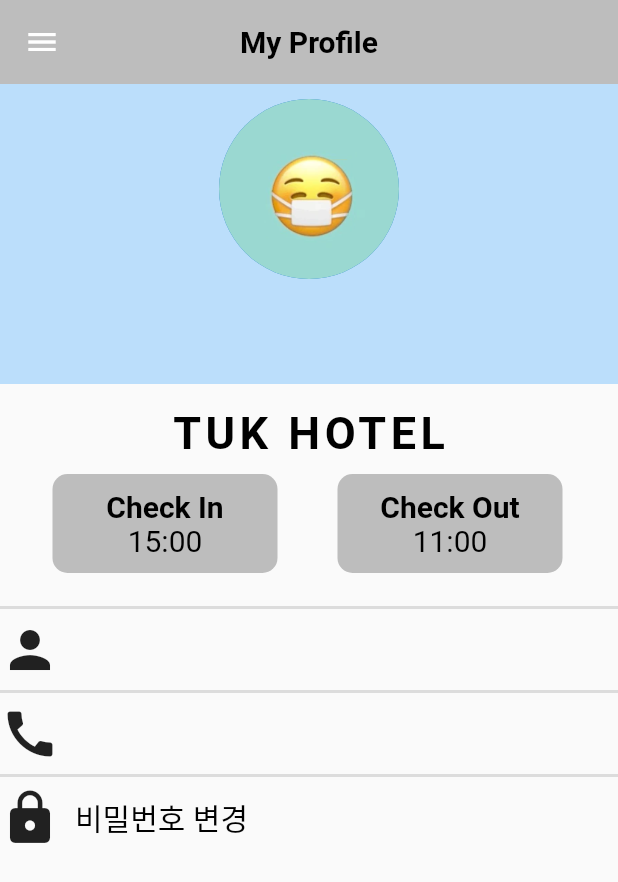
After one commit to hallu0317/Capstone_Design_TUK, a Flutter app: the MyProfile screen opened directly, on a phone screen of 412 x 824 dp. The commit adds this screen. Shown: the top 882 px of the screen. Run offline on Flutter 3.47's test engine with Material 2 defaults, Android fonts, the phone set to English and light mode, and no system bars; our stand-ins replace cloud_firestore, firebase_auth, firebase_core, get, google_sign_in; missing offline and left inert: bootpay_api, bootpay_webview_flutter; accounts and stored records are empty; network calls fail.

Commit message:
if문으로 예약여부 확인 후 프로필 화면 전환(메뉴바 부분 다 바꿀 예정)

```diff
--- a/FlutterLogin-main/FlutterLogin-main/lib/mainHome.dart
+++ b/FlutterLogin-main/FlutterLogin-main/lib/mainHome.dart
@@ -12,6 +12,7 @@ import 'package:flutter_login/regions_reservation.dart';
 import 'package:flutter_login/regions.dart';
 import 'package:flutter_login/reservationAlert.dart';
 import 'package:get/get.dart';
+import 'myProfile.dart';
 
 //MainHome화면
 class MainHome extends StatefulWidget {
@@ -82,9 +83,15 @@ class _MainHomeState extends State<MainHome> {
                     title: Text('MyProfile'),
                     onTap: () {
                       print('profile is clicked');
-                      Get.to(MyProfileNotReservation(
-                          email: AuthController
-                              .instance.auth.currentUser!.email!));
+                      if (dbName.userReservation == false) {
+                        Get.to(MyProfileNotReservation(
+                            email: AuthController
+                                .instance.auth.currentUser!.email!));
+                      } else {
+                        Get.to(MyProfile(
+                            email: AuthController
+                                .instance.auth.currentUser!.email!));
+                      }
                     }),
                 ListTile(
                     leading: Icon(Icons.settings),
--- /dev/null
+++ b/FlutterLogin-main/FlutterLogin-main/lib/myProfile.dart
@@ -0,0 +1,256 @@
+// ignore_for_file: prefer_const_literals_to_create_immutables
+
+import 'package:flutter/material.dart';
+import 'package:flutter_login/auth_controller.dart';
+import 'package:flutter_login/fireStore.dart' as dbName;
+import 'package:flutter_login/mainHome.dart';
+import 'package:get/get.dart';
+import 'regions_reservation.dart';
+
+class MyProfile extends StatelessWidget {
+  final String email;
+  MyProfile({Key? key, required this.email}) : super(key: key);
+
+  @override
+  Widget build(BuildContext context) {
+    return Scaffold(
+      appBar: AppBar(
+        backgroundColor: Colors.grey[400],
+        title: Text(
+          "My Profile",
+          style: TextStyle(fontWeight: FontWeight.bold, color: Colors.black),
+        ),
+        elevation: 0.0, //앱바의 입체감을 없애주기위함
+        centerTitle: true,
+      ),
+      drawer: Drawer(
+        child: ListView(
+          padding: EdgeInsets.zero,
+          children: [
+            UserAccountsDrawerHeader(
+              currentAccountPicture: CircleAvatar(
+                backgroundImage: AssetImage('img/face_image.PNG'),
+                backgroundColor: Colors.white,
+              ),
+              accountName: Text(
+                // dbName.userName,
+                dbName.userName,
+                style: TextStyle(color: Colors.black),
+              ),
+              accountEmail: Text(
+                AuthController.instance.auth.currentUser!.email!,
+                style: TextStyle(color: Colors.black),
+              ),
+              decoration: BoxDecoration(
+                  color: Colors.grey[350],
+                  borderRadius: BorderRadius.only(
+                      bottomLeft: Radius.circular(40.0),
+                      bottomRight: Radius.circular(40.0))),
+            ),
+            ListTile(
+              leading: Icon(Icons.home),
+              title: Text('Home'),
+              onTap: () {
+                print("홈버튼!!!!");
+                Get.to(MainHome(
+                    email: AuthController.instance.auth.currentUser!.email!));
+              },
+            ),
+            ListTile(
+                leading: Icon(Icons.person),
+                title: Text('MyProfile'),
+                onTap: () {
+                  print('profile is clicked');
+                  Get.to(MyProfile(
+                      email: AuthController.instance.auth.currentUser!.email!));
+                }),
+            ListTile(
+                leading: Icon(Icons.settings),
+                title: Text('Setting'),
+                onTap: () {
+                  print('Setting is clicked');
+                }),
+            ListTile(
+                leading: Icon(Icons.question_answer_outlined),
+                title: Text('Q&A'),
+                onTap: () {
+                  print('Q&A is clicked');
+                }),
+            ListTile(
+                leading: Icon(Icons.logout),
+                title: Text('Logout'),
+                onTap: () {
+                  print('로그아웃');
+                  AuthController.instance.logOut();
+                })
+          ],
+          //Home, MyProfile, Setting, Q&A, Logout
+        ),
+      ),
+      body: Column(
+        children: [
+          Container(
+            height: 200.0,
+            width: MediaQuery.of(context).size.width,
+            color: Colors.blue[100],
+            padding: EdgeInsets.fromLTRB(0.0, 10.0, 0.0, 0.0),
+            child: Column(
+              children: [
+                CircleAvatar(
+                  radius: 60.0,
+                  backgroundImage: AssetImage('img/face_image.PNG'),
+                ),
+                SizedBox(
+                  height: 30.0,
+                ),
+                Text(
+                  AuthController.instance.auth.currentUser!.email!,
+                  style: TextStyle(
+                      color: Colors.black,
+                      fontSize: 15.0,
+                      fontWeight: FontWeight.bold),
+                )
+              ],
+            ),
+          ),
+          Container(
+            padding: EdgeInsets.all(15.0),
+            width: MediaQuery.of(context).size.width,
+            child: Column(
+              children: [
+                Text(
+                  "TUK HOTEL",
+                  style: TextStyle(
+                      color: Colors.black,
+                      fontSize: 30.0,
+                      fontWeight: FontWeight.bold,
+                      letterSpacing: 3.0),
+                ),
+                SizedBox(
+                  height: 10.0,
+                ),
+                Row(
+                  children: [
+                    SizedBox(
+                      width: 20.0,
+                    ),
+                    Container(
+                      padding: EdgeInsets.all(10.0),
+                      width: 150,
+                      alignment: Alignment.center,
+                      decoration: BoxDecoration(
+                          color: Colors.grey[400],
+                          borderRadius: BorderRadius.circular(10.0)),
+                      child: Column(
+                        children: [
+                          Text(
+                            "Check In",
+                            style: TextStyle(
+                                fontSize: 20.0,
+                                color: Colors.black,
+                                fontWeight: FontWeight.bold),
+                          ),
+                          Text(
+                            "15:00",
+                            style: TextStyle(
+                              fontSize: 20.0,
+                              color: Colors.black,
+                            ),
+                          ),
+                        ],
+                      ),
+                    ),
+                    SizedBox(
+                      width: 40.0,
+                    ),
+                    Container(
+                      padding: EdgeInsets.all(10.0),
+                      width: 150,
+                      alignment: Alignment.center,
+                      decoration: BoxDecoration(
+                          color: Colors.grey[400],
+                          borderRadius: BorderRadius.circular(10.0)),
+                      child: Column(
+                        children: [
+                          Text(
+                            "Check Out",
+                            style: TextStyle(
+                                fontSize: 20.0,
+                                color: Colors.black,
+                                fontWeight: FontWeight.bold),
+                          ),
+                          Text(
+                            "11:00",
+                            style: TextStyle(
+                              fontSize: 20.0,
+                              color: Colors.black,
+                            ),
+                          ),
+                        ],
+                      ),
+                    )
+                  ],
+                )
+              ],
+            ),
+          ),
+          Divider(
+            thickness: 2.0,
+          ),
+          Container(
+            width: MediaQuery.of(context).size.width,
+            child: Column(
+              children: [
+                Row(
+                  children: [
+                    Icon(
+                      Icons.person,
+                      size: 40.0,
+                    ),
+                    SizedBox(width: 10.0),
+                    Text(
+                      dbName.userName,
+                      style: TextStyle(color: Colors.black, fontSize: 20.0),
+                    )
+                  ],
+                ),
+                Divider(
+                  thickness: 2.0,
+                ),
+                Row(
+                  children: [
+                    Icon(
+                      Icons.call,
+                      size: 40.0,
+                    ),
+                    SizedBox(width: 10.0),
+                    Text(
+                      dbName.userPhone,
+                      style: TextStyle(color: Colors.black, fontSize: 20.0),
+                    )
+                  ],
+                ),
+                Divider(
+                  thickness: 2.0,
+                ),
+                Row(
+                  children: [
+                    Icon(
+                      Icons.lock,
+                      size: 40.0,
+                    ),
+                    SizedBox(width: 10.0),
+                    Text(
+                      "비밀번호 변경",
+                      style: TextStyle(color: Colors.black, fontSize: 20.0),
+                    )
+                  ],
+                )
+              ],
+            ),
+          )
+        ],
+      ),
+    );
+  }
+}
```
Also changed, not shown: FlutterLogin-main/FlutterLogin-main/lib/fireStore.dart (line endings or trailing spaces).
